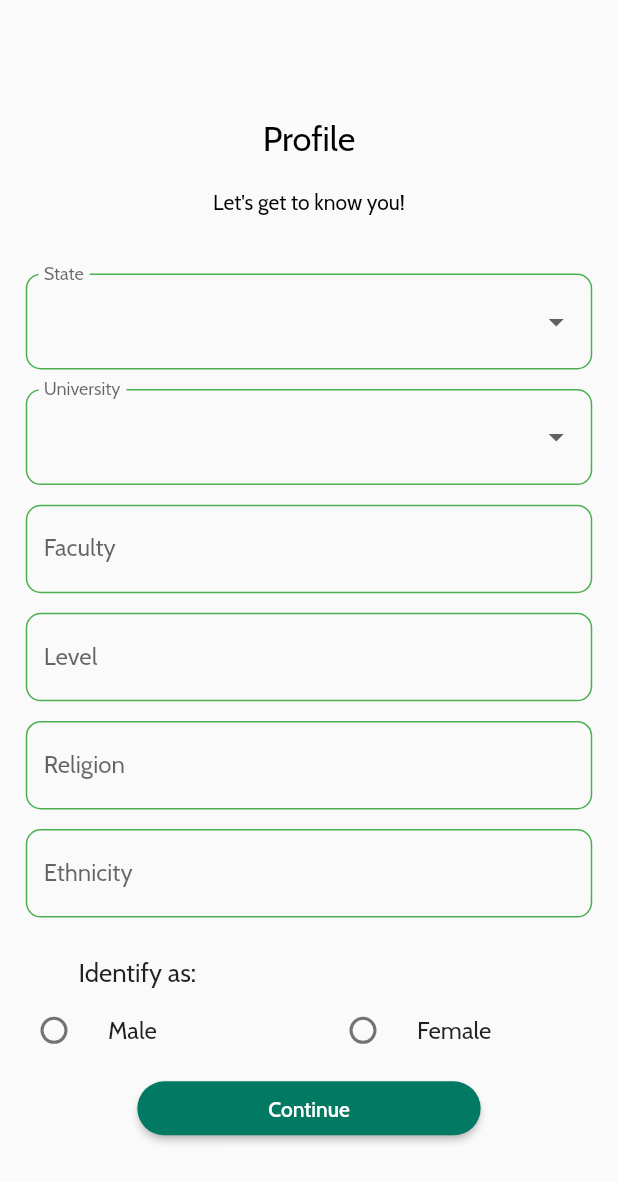
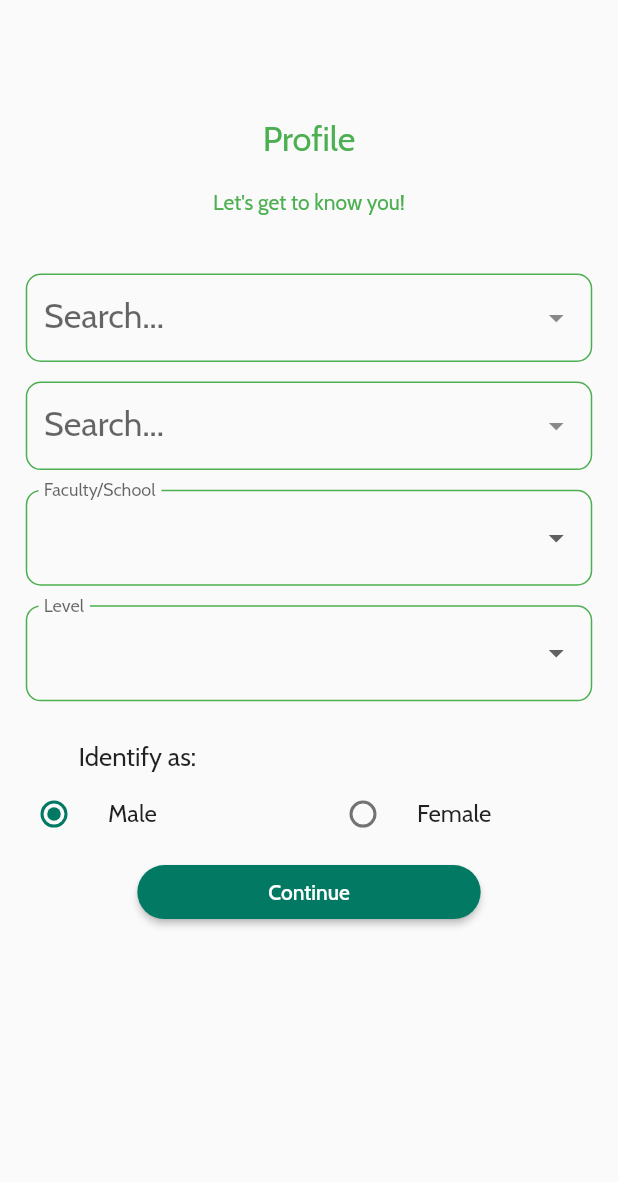
Before and after one commit to zuri-training/bunkie_mobile_pjt_47, a Flutter app: the ProfileCreate screen opened by its route, on a phone screen of 412 x 824 dp. Shown: the top 1182 px of the screen. Run offline on Flutter 3.47's test engine with Material 2 defaults, Android fonts, the phone set to English and light mode, and no system bars; drawn by our look-alikes of dropdown_search; our stand-ins replace carousel_slider, cloud_firestore, firebase_auth, firebase_core, firebase_database, firebase_storage and 5 more; accounts and stored records are empty; network calls fail; project files that could hold a hidden picture were left out.

Commit message:
Regulate input on profile creation view. Fixed messaging bug

```diff
--- /dev/null
+++ b/lib/utils/faculties.dart
@@ -0,0 +1,15 @@
+
+const Faculties = [
+  'Law',
+  'Medical Science',
+  'Engineering',
+  'Humanities',
+  'Management Science',
+  'Agriculture',
+  'Social Science',
+  'Phamaceutical Science',
+  'Education',
+  'Biological Science',
+  'Dentistry',
+  'Others'
+];
--- a/lib/utils/utils.dart
+++ b/lib/utils/utils.dart
@@ -7,3 +7,4 @@ export 'package:bunkie/utils/helpers.dart';
 export 'package:bunkie/utils/universities.dart';
 export 'package:bunkie/utils/states_in_nigeria.dart';
 export 'package:bunkie/utils/capitalize.dart';
+export 'package:bunkie/utils/faculties.dart';
--- a/lib/views/chat_detail.dart
+++ b/lib/views/chat_detail.dart
@@ -71,7 +71,7 @@ class _ChatDetailViewState extends State<ChatDetailView> {
                     ),
                     SizedBox(width: 2),
                     CircleAvatar(
-                      backgroundImage: NetworkImage(photoURL),
+                      backgroundImage: AssetImage(photoURL),
                       maxRadius: 20,
                     ),
                     SizedBox(width: 12.w),
--- a/lib/views/chat_page.dart
+++ b/lib/views/chat_page.dart
@@ -151,14 +151,16 @@ class _ChatPageViewState extends State<ChatPageView> {
                                     itemBuilder: (context, index) {
                                       var lastMsg =
                                           messageData[index]['lastMessage'];
+                                      print('LAST MESG: $lastMsg - ${lastMsg['idTo']}');
 
                                       // Add IDs of the two users in conversation to list
-                                      userIdsInConvo.addAll(
-                                          [lastMsg['idTo'], lastMsg['idFrom']]);
+                                      userIdsInConvo = [lastMsg['idTo'], lastMsg['idFrom']];
+                                      print(userIdsInConvo);
 
                                       allUsers.forEach((element) {
                                         if (element['id'] != _auth.currentUser()!.uid
                                           && userIdsInConvo.contains(element['id'])) {
+                                          print('NAME: ${element['firstName']} ${element['id']}');
                                           name = element['firstName'];
                                           contact = element;
                                         }
--- a/lib/views/menu_view.dart
+++ b/lib/views/menu_view.dart
@@ -338,7 +338,10 @@ class _MenuViewState extends State<MenuView> {
                                   child: Padding(
                                     padding: EdgeInsets.symmetric(horizontal: 10.w),
                                     child: GestureDetector(
-                                      onTap: () => _authService.signOut(),
+                                      onTap: () {
+                                        _authService.signOut();
+                                        locator<NavigationService>().popAndPushNamed(LoginViewRoute);
+                                      },
                                       child: Text(
                                         'Log out',
                                         textAlign: TextAlign.center,
--- a/lib/views/profile_create.dart
+++ b/lib/views/profile_create.dart
@@ -1,9 +1,8 @@
-import 'package:bunkie/models/user.dart';
-import 'package:bunkie/services/auth_service.dart';
-import 'package:bunkie/services/firestore_service.dart';
-import 'package:bunkie/services/navigation_service.dart';
+import 'package:bunkie/services/services.dart';
 import 'package:bunkie/utils/constants.dart';
 import 'package:bunkie/utils/locator.dart';
+import 'package:bunkie/views/shared/custom_searchable_dropdown.dart';
+import 'package:firebase_auth/firebase_auth.dart';
 import 'package:flutter/material.dart';
 import 'package:google_fonts/google_fonts.dart';
 
@@ -15,53 +14,35 @@ class ProfileCreate extends StatefulWidget {
 }
 
 class _ProfileCreateState extends State<ProfileCreate> {
-  /// Temporary list to test out dropdown functionality.
-  /// To be replaced by backend data.
-  List _states = [
-    'Cross River',
-    'Akwa Ibom',
-    'Kaduna',
-    'Kano',
-    'Zamfara',
-    'Kogi',
-    'Kwara'
-  ];
+  FirebaseAuth _auth = FirebaseAuth.instance;
 
-  ///
-  List _unis = [
-    'University of Port-Harcourt',
-    'University of Calabar',
-    'University of Abuja',
-    'University of Lagos',
-    'University of Uyo',
-  ];
+  var _selectedState;
+  var _selectedUni;
+  var _selectedLevel;
+  var _selectedFaculty;
 
-  AuthService _auth = AuthService();
-  FireStoreService _firestore = FireStoreService();
-
-  var _currentSelectedState;
-  var _currentSelectedUni;
-
-  int _groupValue = -1;
+  int _groupValue = 0;
 
   TextEditingController _controller = TextEditingController();
   TextEditingController _facultyController = TextEditingController();
-  TextEditingController _levelController = TextEditingController();
-  TextEditingController _religionController = TextEditingController();
-  TextEditingController _ethnicityController = TextEditingController();
   String filter = '';
 
-  createProfile() async {
-    if (_auth.currentUser() != null) {
-      await _firestore.createUser(CustomUser(
-          faculty: _facultyController.text,
-          level: _levelController.text,
-          religion: _religionController.text,
-          ethnicity: _ethnicityController.text,
-          gender: _groupValue == 0 ? 'Male' : 'Female',
-          university: _currentSelectedUni,
-          state: _currentSelectedState));
+  List<String> level = ['Pre-Degree', '100', '200', '300', '400', '500', '600'];
+
+  onSubmit() async {
+
+    if (_auth.currentUser != null) {
+      await DatabaseService.updateUserData({
+        'faculty': _facultyController.text.isEmpty ?
+          _selectedFaculty : _facultyController.text,
+        'level': _selectedLevel,
+        'university': _selectedUni,
+        'state': _selectedState,
+        'gender': _groupValue == 0 ? 'male' : 'female',
+        // 'avatar': 'gs://bunkie-54bf1.appspot.com/ggg$_image'
+      });
     }
+
   }
 
   @override
@@ -77,6 +58,7 @@ class _ProfileCreateState extends State<ProfileCreate> {
   void dispose() {
     super.dispose();
     _controller.dispose();
+    _facultyController.dispose();
   }
 
   @override
@@ -91,65 +73,49 @@ class _ProfileCreateState extends State<ProfileCreate> {
               'Profile',
               style: GoogleFonts.cabin(
                 fontSize: 20.sp,
-                color: Colors.black,
+                color: Colors.green,
               ),
             ),
           ),
           Padding(
             padding: EdgeInsets.only(right: 50.w, left: 50.w, top: 15.h),
             child: Text("Let's get to know you!",
-                style: GoogleFonts.cabin(color: Colors.black)),
+                style: GoogleFonts.cabin(color: Colors.green)),
           ),
           SizedBox(height: 20.h),
           Form(
               child: Column(
             children: [
-              /*Row(
-                        mainAxisAlignment: MainAxisAlignment.spaceAround,
-                        children: [
-                          Container(
-                            width: MediaQuery.of(context).size.width * 0.4,
-                            child: TextFormField(
-                              decoration: InputDecoration(
-                                labelText: 'First Name',
-                                labelStyle: GoogleFonts.cabin(
-                                  fontSize: 14.sp,
-                                ),
-                                enabledBorder: OutlineInputBorder(
-                                  borderRadius: BorderRadius.circular(10),
-                                  borderSide: BorderSide(color: Colors.green)
-                                )
-                              ),
-                            )
-                          ),
-                          Container(
-                            width: MediaQuery.of(context).size.width * 0.4,
-                            child: TextFormField(
-                              decoration: InputDecoration(
-                                labelText: 'Last Name',
-                                labelStyle: GoogleFonts.cabin(
-                                  fontSize: 14.sp,
-                                ),
-                                enabledBorder: OutlineInputBorder(
-                                  borderRadius: BorderRadius.circular(10),
-                                  borderSide: BorderSide(color: Colors.green)
-                                )
-                              )
-                            ),
-                          )
-                        ],
-                      ),*/
               SizedBox(height: 10.h),
               Padding(
-                padding: EdgeInsets.symmetric(
-                  horizontal: 15.w,
-                ),
+                  padding: EdgeInsets.symmetric(
+                    horizontal: 15.w,
+                  ),
+                  child: CustomSearchableDropdown(
+                      hintText: 'Select state',
+                      items: StatesInNigeria,
+                      onChanged: (newValue) =>
+                          setState(() => _selectedState = newValue))),
+              SizedBox(height: 10.h),
+              Padding(
+                  padding: EdgeInsets.symmetric(
+                    horizontal: 15.w,
+                  ),
+                  child: CustomSearchableDropdown(
+                      hintText: 'Select university',
+                      items: Universities,
+                      onChanged: (newValue) =>
+                          setState(() => _selectedUni = newValue))),
+              Padding(
+                padding: EdgeInsets.symmetric(horizontal: 15.w, vertical: 10.h),
                 child: FormField(
                     // Dropdown
                     builder: (FormFieldState<String> state) {
                   return InputDecorator(
                     decoration: InputDecoration(
-                        labelText: 'State',
+                        hintText: 'Select Faculty/School',
+                        hintStyle: GoogleFonts.cabin(fontSize: 14.sp),
+                        labelText: 'Faculty/School',
                         labelStyle: GoogleFonts.cabin(
                           fontSize: 14.sp,
                         ),
@@ -157,18 +123,18 @@ class _ProfileCreateState extends State<ProfileCreate> {
                           borderRadius: BorderRadius.circular(10),
                           borderSide: BorderSide(color: Colors.green),
                         )),
-                    isEmpty: _currentSelectedState == '',
+                    isEmpty: _selectedFaculty == '',
                     child: DropdownButtonHideUnderline(
                       child: DropdownButton<String>(
-                          value: _currentSelectedState,
+                          value: _selectedFaculty,
                           isDense: true,
                           onChanged: (newValue) {
                             setState(() {
-                              _currentSelectedState = newValue;
+                              _selectedFaculty = newValue.toString();
                               state.didChange(newValue);
                             });
                           },
-                          items: _states.map((value) {
+                          items: Faculties.map((value) {
                             return DropdownMenuItem<String>(
                               value: value,
                               child: Text(
@@ -181,7 +147,24 @@ class _ProfileCreateState extends State<ProfileCreate> {
                   );
                 }),
               ),
-              SizedBox(height: 10.h),
+              _selectedFaculty == 'Others' ?
+                Padding(
+                  padding: EdgeInsets.symmetric(
+                    horizontal: 15.w,
+                  ),
+                  child: TextFormField(
+                      controller: _facultyController,
+                      decoration: InputDecoration(
+                          labelText: 'Please specify faculty',
+                          labelStyle: GoogleFonts.cabin(
+                            fontSize: 14.sp,
+                          ),
+                          enabledBorder: OutlineInputBorder(
+                            borderRadius: BorderRadius.circular(10),
+                            borderSide: BorderSide(color: Colors.green),
+                          ))),
+                ) : Container(),
+              SizedBox(height: _selectedFaculty == 'Others' ? 10.h : 0.h),
               Padding(
                 padding: EdgeInsets.symmetric(
                   horizontal: 15.w,
@@ -191,7 +174,9 @@ class _ProfileCreateState extends State<ProfileCreate> {
                     builder: (FormFieldState<String> state) {
                   return InputDecorator(
                     decoration: InputDecoration(
-                        labelText: 'University',
+                        hintText: 'Select Level',
+                        hintStyle: GoogleFonts.cabin(fontSize: 14.sp),
+                        labelText: 'Level',
                         labelStyle: GoogleFonts.cabin(
                           fontSize: 14.sp,
                         ),
@@ -199,18 +184,18 @@ class _ProfileCreateState extends State<ProfileCreate> {
                           borderRadius: BorderRadius.circular(10),
                           borderSide: BorderSide(color: Colors.green),
                         )),
-                    isEmpty: _currentSelectedUni == '',
+                    isEmpty: _selectedLevel == '',
                     child: DropdownButtonHideUnderline(
                       child: DropdownButton<String>(
-                          value: _currentSelectedUni,
+                          value: _selectedLevel,
                           isDense: true,
                           onChanged: (newValue) {
                             setState(() {
-                              _currentSelectedUni = newValue;
+                              _selectedLevel = newValue.toString();
                               state.didChange(newValue);
                             });
                           },
-                          items: _unis.map((value) {
+                          items: level.map((value) {
                             return DropdownMenuItem<String>(
                               value: value,
                               child: Text(
@@ -222,66 +207,6 @@ class _ProfileCreateState extends State<ProfileCreate> {
                     ),
                   );
                 }),
-              ),
-              Padding(
-                padding: EdgeInsets.symmetric(horizontal: 15.w, vertical: 10.h),
-                child: TextFormField(
-                  controller: _facultyController,
-                  decoration: InputDecoration(
-                      labelText: 'Faculty',
-                      labelStyle: GoogleFonts.cabin(
-                        fontSize: 14.sp,
-                      ),
-                      enabledBorder: OutlineInputBorder(
-                        borderRadius: BorderRadius.circular(10),
-                        borderSide: BorderSide(color: Colors.green),
-                      )),
-                ),
-              ),
-              Padding(
-                padding: EdgeInsets.symmetric(
-                  horizontal: 15.w,
-                ),
-                child: TextFormField(
-                  decoration: InputDecoration(
-                      labelText: 'Level',
-                      labelStyle: GoogleFonts.cabin(
-                        fontSize: 14.sp,
-                      ),
-                      enabledBorder: OutlineInputBorder(
-                        borderRadius: BorderRadius.circular(10),
-                        borderSide: BorderSide(color: Colors.green),
-                      )),
-                ),
-              ),
-              Padding(
-                padding: EdgeInsets.symmetric(horizontal: 15.w, vertical: 10.h),
-                child: TextFormField(
-                  decoration: InputDecoration(
-                      labelText: 'Religion',
-                      labelStyle: GoogleFonts.cabin(
-                        fontSize: 14.sp,
-                      ),
-                      enabledBorder: OutlineInputBorder(
-                        borderRadius: BorderRadius.circular(10),
-                        borderSide: BorderSide(color: Colors.green),
-                      )),
-                ),
-              ),
-              Padding(
-                padding: EdgeInsets.symmetric(
-                  horizontal: 15.w,
-                ),
-                child: TextFormField(
-                    decoration: InputDecoration(
-                        labelText: 'Ethnicity',
-                        labelStyle: GoogleFonts.cabin(
-                          fontSize: 14.sp,
-                        ),
-                        enabledBorder: OutlineInputBorder(
-                          borderRadius: BorderRadius.circular(10),
-                          borderSide: BorderSide(color: Colors.green),
-                        ))),
               ),
               SizedBox(height: 20.h),
             ],
@@ -313,7 +238,7 @@ class _ProfileCreateState extends State<ProfileCreate> {
             width: 200.w,
             child: ElevatedButton(
                 onPressed: () {
-                  createProfile();
+                  onSubmit();
                   locator<NavigationService>().pushNamed(SelectionViewRoute);
                 },
                 style: ButtonStyle(
--- a/lib/views/shared/conversation_list.dart
+++ b/lib/views/shared/conversation_list.dart
@@ -46,8 +46,8 @@ class _ConversationListState extends State<ConversationList> {
                   child: Row(
                     children: [
                       CircleAvatar(
-                        backgroundImage: NetworkImage(
-                          widget.imageUrl ?? 'https://i.pravatar.cc/150?img=1',
+                        backgroundImage: AssetImage(
+                          widget.imageUrl ?? 'assets/images/roommates/roommate1.jpeg',
                         ),
                         maxRadius: 26,
                       ),
@@ -110,7 +110,7 @@ class _ConversationListState extends State<ConversationList> {
               uid: widget.uid,
               contact: widget.contact,
               convoID: convoID,
-              photoURL: widget.imageUrl ?? 'https://i.pravatar.cc/150?img=1',
+              photoURL: widget.imageUrl ?? 'assets/images/roommates/roommate1.jpeg',
             )));
   }
 }
--- a/lib/views/shared/custom_searchable_dropdown.dart
+++ b/lib/views/shared/custom_searchable_dropdown.dart
@@ -39,7 +39,7 @@ class _CustomSearchableDropdownState extends State<CustomSearchableDropdown> {
         ),
         enabledBorder: OutlineInputBorder(
           borderRadius: BorderRadius.circular(10),
-          borderSide: BorderSide(color: Colors.lightGreen),
+          borderSide: BorderSide(color: Colors.green),
         )
       ),
       searchBoxDecoration: InputDecoration(
--- a/lib/views/sign_up_view.dart
+++ b/lib/views/sign_up_view.dart
@@ -29,7 +29,7 @@ class _SignUpViewState extends State<SignUpView> with WidgetsBindingObserver {
       email: _emailController.text,
       password: _passwordController.text,
       firstName: _firstNameController.text,
-      lastName: _lastNameController.text
+      lastName: _lastNameController.text,
     ).then((value) {
       if (value != null) {
         locator<NavigationService>()
@@ -40,7 +40,9 @@ class _SignUpViewState extends State<SignUpView> with WidgetsBindingObserver {
 
   @override
   Widget build(BuildContext context) {
-    return ResponsiveWidget(builder: (context, size) {
+    return ResponsiveWidget(
+      onWillPop: () => locator<NavigationService>().goBack(),
+      builder: (context, size) {
       return Scaffold(
         body: SingleChildScrollView(
           child: Padding(
@@ -72,7 +74,7 @@ class _SignUpViewState extends State<SignUpView> with WidgetsBindingObserver {
                           child: CustomTextFormField(
                             hintText: 'First Name',
                             controller: _firstNameController,
-                            width: 150,
+                            width: 150.w,
                           ),
                         ),
                         CustomSpacer(flex: 2, horizontal: true),
@@ -80,13 +82,12 @@ class _SignUpViewState extends State<SignUpView> with WidgetsBindingObserver {
                           child: CustomTextFormField(
                             hintText: 'Last Name',
                             controller: _lastNameController,
-                            width: 150
+                            width: 150.w
                           ),
                         ),
 
                       ],
                     ),
-
                     CustomSpacer(flex: 5),
                     CustomTextFormField(
                       hintText: 'Enter Email',
@@ -131,4 +132,12 @@ class _SignUpViewState extends State<SignUpView> with WidgetsBindingObserver {
       );
     });
   }
+
+  void dispose() {
+    super.dispose();
+    _firstNameController.dispose();
+    _lastNameController.dispose();
+    _passwordController.dispose();
+    _emailController.dispose();
+  }
 }
--- a/lib/views/views.dart
+++ b/lib/views/views.dart
@@ -25,3 +25,4 @@ export 'package:bunkie/views/search_room_view.dart';
 export 'package:bunkie/views/notifications_view.dart';
 export 'package:bunkie/views/empty_notifications.dart';
 export 'package:bunkie/views/user_messages_view.dart';
+export 'package:bunkie/views/shared/signup_dropdown.dart';
```
